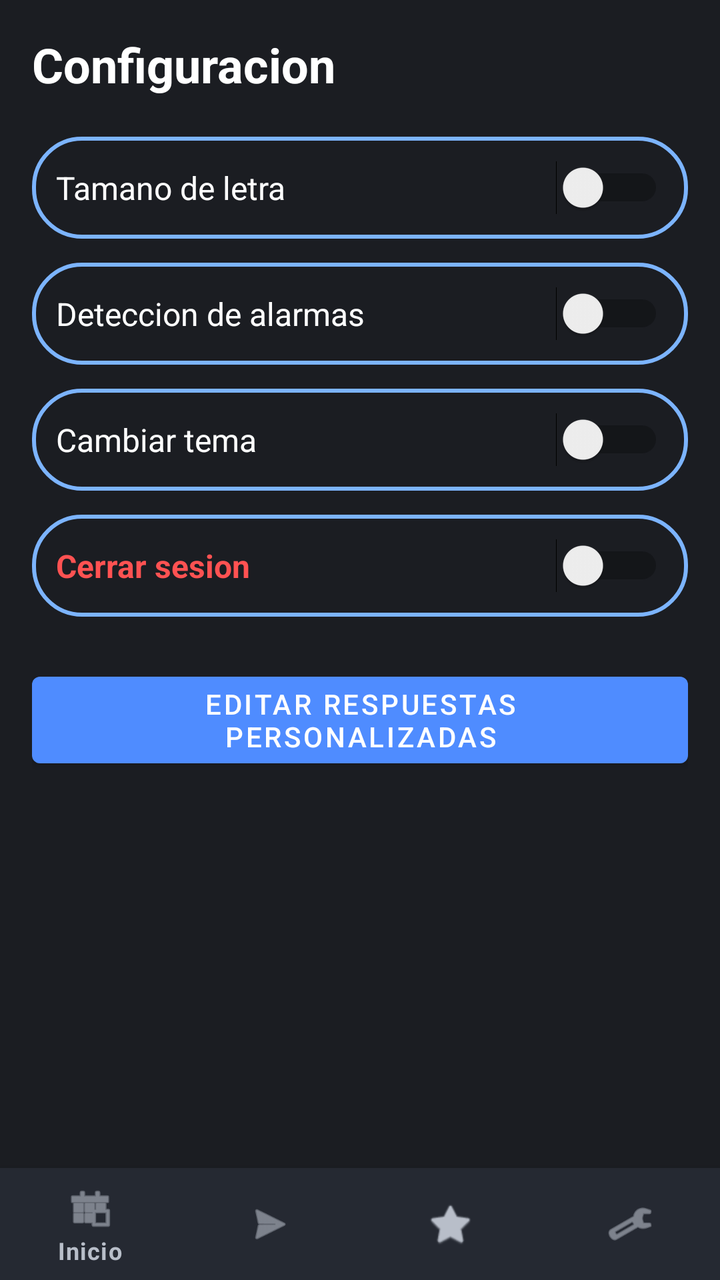
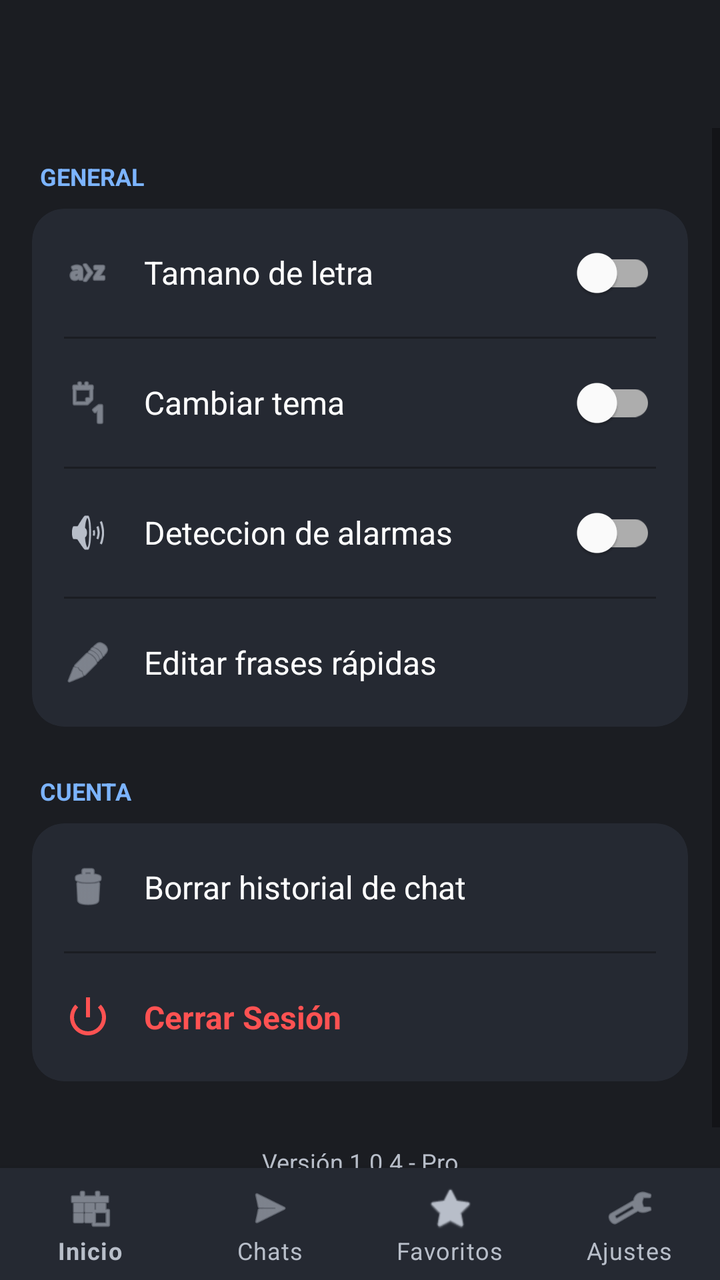

Two renders of the same Android screen: before a commit and after it. Below are the layout's source before the change and the commit's diff.
<!-- AndroidManifest.xml: activity theme Theme.Speak2Read -->
<!-- res/layout/activity_settings.xml -->
<?xml version="1.0" encoding="utf-8"?>
<RelativeLayout xmlns:android="http://schemas.android.com/apk/res/android"
    xmlns:app="http://schemas.android.com/apk/res-auto"
    android:layout_width="match_parent"
    android:layout_height="match_parent"
    android:background="@color/s2r_background">

    <ScrollView
        android:layout_width="match_parent"
        android:layout_height="match_parent"
        android:layout_above="@id/bottom_navigation">

        <LinearLayout
            android:layout_width="match_parent"
            android:layout_height="wrap_content"
            android:orientation="vertical"
            android:padding="16dp">

            <TextView
                android:id="@+id/tvSettingsTitle"
                android:layout_width="wrap_content"
                android:layout_height="wrap_content"
                android:text="@string/settings_title"
                android:textColor="@color/s2r_text_primary"
                android:textSize="24sp"
                android:textStyle="bold" />

            <LinearLayout
                android:layout_width="match_parent"
                android:layout_height="wrap_content"
                android:layout_marginTop="20dp"
                android:background="@drawable/bg_quick_reply_card"
                android:gravity="center_vertical"
                android:orientation="horizontal"
                android:padding="12dp">

                <TextView
                    android:layout_width="0dp"
                    android:layout_height="wrap_content"
                    android:layout_weight="1"
                    android:text="@string/switch_tamano_letra"
                    android:textColor="@color/s2r_text_primary"
                    android:textSize="16sp" />

                <Switch
                    android:id="@+id/swFontSize"
                    android:layout_width="wrap_content"
                    android:layout_height="wrap_content" />
            </LinearLayout>

            <LinearLayout
                android:layout_width="match_parent"
                android:layout_height="wrap_content"
                android:layout_marginTop="12dp"
                android:background="@drawable/bg_quick_reply_card"
                android:gravity="center_vertical"
                android:orientation="horizontal"
                android:padding="12dp">

                <TextView
                    android:layout_width="0dp"
                    android:layout_height="wrap_content"
                    android:layout_weight="1"
                    android:text="@string/switch_deteccion_alarmas"
                    android:textColor="@color/s2r_text_primary"
                    android:textSize="16sp" />

                <Switch
                    android:id="@+id/swAlarmDetection"
                    android:layout_width="wrap_content"
                    android:layout_height="wrap_content" />
            </LinearLayout>

            <LinearLayout
                android:layout_width="match_parent"
                android:layout_height="wrap_content"
                android:layout_marginTop="12dp"
                android:background="@drawable/bg_quick_reply_card"
                android:gravity="center_vertical"
                android:orientation="horizontal"
                android:padding="12dp">

                <TextView
                    android:layout_width="0dp"
                    android:layout_height="wrap_content"
                    android:layout_weight="1"
                    android:text="@string/switch_cambiar_tema"
                    android:textColor="@color/s2r_text_primary"
                    android:textSize="16sp" />

                <Switch
                    android:id="@+id/swTheme"
                    android:layout_width="wrap_content"
                    android:layout_height="wrap_content" />
            </LinearLayout>

            <LinearLayout
                android:layout_width="match_parent"
                android:layout_height="wrap_content"
                android:layout_marginTop="12dp"
                android:background="@drawable/bg_quick_reply_card"
                android:gravity="center_vertical"
                android:orientation="horizontal"
                android:padding="12dp">

                <TextView
                    android:layout_width="0dp"
                    android:layout_height="wrap_content"
                    android:layout_weight="1"
                    android:text="@string/switch_cerrar_sesion"
                    android:textColor="@color/s2r_alert"
                    android:textSize="16sp"
                    android:textStyle="bold" />

                <Switch
                    android:id="@+id/swLogout"
                    android:layout_width="wrap_content"
                    android:layout_height="wrap_content" />
            </LinearLayout>

            <Button
                android:id="@+id/btnCustomReplies"
                android:layout_width="match_parent"
                android:layout_height="wrap_content"
                android:layout_marginTop="24dp"
                android:text="Editar respuestas personalizadas" />
        </LinearLayout>
    </ScrollView>

    <com.google.android.material.bottomnavigation.BottomNavigationView
        android:id="@+id/bottom_navigation"
        android:layout_width="match_parent"
        android:layout_height="wrap_content"
        android:layout_alignParentBottom="true"
        android:background="@color/s2r_surface"
        app:itemIconTint="@color/s2r_text_secondary"
        app:itemTextColor="@color/s2r_text_secondary"
        app:menu="@menu/bottom_nav_menu" />

</RelativeLayout>
<!-- resources referenced by this layout -->
<resources>
  <color name="s2r_alert">#FF5252</color>
  <color name="s2r_background">#1B1D22</color>
  <color name="s2r_surface">#252932</color>
  <color name="s2r_text_primary">#FFFFFF</color>
  <color name="s2r_text_secondary">#B8BEC9</color>
  <!-- drawable bg_quick_reply_card (drawable) -->
  <?xml version="1.0" encoding="utf-8"?>
  <shape xmlns:android="http://schemas.android.com/apk/res/android">
      <solid android:color="@android:color/transparent"/>
      <corners android:radius="24dp"/>
      <stroke
          android:width="2dp"
          android:color="@color/s2r_accent"/>
  </shape>
  <string name="settings_title">Configuracion</string>
  <string name="switch_cambiar_tema">Cambiar tema</string>
  <string name="switch_cerrar_sesion">Cerrar sesion</string>
  <string name="switch_deteccion_alarmas">Deteccion de alarmas</string>
  <string name="switch_tamano_letra">Tamano de letra</string>
  <style name="Theme.Speak2Read" parent="Theme.MaterialComponents.DayNight.NoActionBar">
          <item name="colorPrimary">@color/s2r_bubble_usuario</item>
          <item name="colorPrimaryVariant">@color/s2r_bubble_usuario</item>
          <item name="colorOnPrimary">@color/white</item>
          <item name="android:windowBackground">@color/s2r_background</item>
          <item name="android:colorBackground">@color/s2r_background</item>
          <item name="android:textColorPrimary">@color/s2r_text_primary</item>
          <item name="android:textColor">@color/s2r_text_primary</item>
      </style>
  <color name="s2r_accent">#7CB4FF</color>
  <color name="s2r_bubble_usuario">#4F8CFF</color>
  <color name="white">#FFFFFFFF</color>
</resources>

<!-- the commit's change to res/layout/activity_settings.xml (unified diff, before → after) -->
@@ -5,9 +5,18 @@
     android:layout_height="match_parent"
     android:background="@color/s2r_background">
 
+    <Toolbar
+        android:id="@+id/toolbarSettings"
+        android:layout_width="match_parent"
+        android:layout_height="64dp"
+        android:background="@color/s2r_background"
+        app:title="@string/settings_title"
+        app:titleTextColor="@color/s2r_text_primary" />
+
     <ScrollView
         android:layout_width="match_parent"
         android:layout_height="match_parent"
+        android:layout_below="@id/toolbarSettings"
         android:layout_above="@id/bottom_navigation">
 
         <LinearLayout
@@ -16,114 +25,226 @@
             android:orientation="vertical"
             android:padding="16dp">
 
+            
             <TextView
-                android:id="@+id/tvSettingsTitle"
                 android:layout_width="wrap_content"
                 android:layout_height="wrap_content"
-                android:text="@string/settings_title"
-                android:textColor="@color/s2r_text_primary"
-                android:textSize="24sp"
-                android:textStyle="bold" />
-
-            <LinearLayout
+                android:text="@string/settings_category_general"
+                android:textColor="@color/s2r_accent"
+                android:textSize="12sp"
+                android:textStyle="bold"
+                android:textAllCaps="true"
+                android:layout_marginBottom="8dp"
+                android:layout_marginStart="4dp"/>
+
+            <com.google.android.material.card.MaterialCardView
                 android:layout_width="match_parent"
                 android:layout_height="wrap_content"
-                android:layout_marginTop="20dp"
-                android:background="@drawable/bg_quick_reply_card"
-                android:gravity="center_vertical"
-                android:orientation="horizontal"
-                android:padding="12dp">
-
-                <TextView
-                    android:layout_width="0dp"
+                app:cardBackgroundColor="@color/s2r_surface"
+                app:cardCornerRadius="16dp"
+                app:cardElevation="0dp"
+                android:layout_marginBottom="24dp">
+
+                <LinearLayout
+                    android:layout_width="match_parent"
                     android:layout_height="wrap_content"
-                    android:layout_weight="1"
-                    android:text="@string/switch_tamano_letra"
-                    android:textColor="@color/s2r_text_primary"
-                    android:textSize="16sp" />
-
-                <Switch
-                    android:id="@+id/swFontSize"
-                    android:layout_width="wrap_content"
-                    android:layout_height="wrap_content" />
-            </LinearLayout>
-
-            <LinearLayout
+                    android:orientation="vertical">
+
+                    
+                    <LinearLayout
+                        android:layout_width="match_parent"
+                        android:layout_height="64dp"
+                        android:gravity="center_vertical"
+                        android:paddingHorizontal="16dp">
+                        <ImageView
+                            android:layout_width="24dp"
+                            android:layout_height="24dp"
+                            android:src="@android:drawable/ic_menu_sort_alphabetically"
+                            app:tint="@color/s2r_text_secondary"/>
+                        <TextView
+                            android:layout_width="0dp"
+                            android:layout_height="wrap_content"
+                            android:layout_weight="1"
+                            android:layout_marginStart="16dp"
+                            android:text="@string/switch_tamano_letra"
+                            android:textColor="@color/s2r_text_primary"
+                            android:textSize="16sp" />
+                        <com.google.android.material.switchmaterial.SwitchMaterial
+                            android:id="@+id/swFontSize"
+                            android:layout_width="wrap_content"
+                            android:layout_height="wrap_content" />
+                    </LinearLayout>
+
+                    <View android:layout_width="match_parent" android:layout_height="1dp" android:background="@color/s2r_background" android:layout_marginHorizontal="16dp"/>
+
+                    
+                    <LinearLayout
+                        android:layout_width="match_parent"
+                        android:layout_height="64dp"
+                        android:gravity="center_vertical"
+                        android:paddingHorizontal="16dp">
+                        <ImageView
+                            android:layout_width="24dp"
+                            android:layout_height="24dp"
+                            android:src="@android:drawable/ic_menu_day"
+                            app:tint="@color/s2r_text_secondary"/>
+                        <TextView
+                            android:layout_width="0dp"
+                            android:layout_height="wrap_content"
+                            android:layout_weight="1"
+                            android:layout_marginStart="16dp"
+                            android:text="@string/switch_cambiar_tema"
+                            android:textColor="@color/s2r_text_primary"
+                            android:textSize="16sp" />
+                        <com.google.android.material.switchmaterial.SwitchMaterial
+                            android:id="@+id/swTheme"
+                            android:layout_width="wrap_content"
+                            android:layout_height="wrap_content" />
+                    </LinearLayout>
+
+                    <View android:layout_width="match_parent" android:layout_height="1dp" android:background="@color/s2r_background" android:layout_marginHorizontal="16dp"/>
+
+                    
+                    <LinearLayout
+                        android:layout_width="match_parent"
+                        android:layout_height="64dp"
+                        android:gravity="center_vertical"
+                        android:paddingHorizontal="16dp">
+                        <ImageView
+                            android:layout_width="24dp"
+                            android:layout_height="24dp"
+                            android:src="@android:drawable/ic_lock_silent_mode_off"
+                            app:tint="@color/s2r_text_secondary"/>
+                        <TextView
+                            android:layout_width="0dp"
+                            android:layout_height="wrap_content"
+                            android:layout_weight="1"
+                            android:layout_marginStart="16dp"
+                            android:text="@string/switch_deteccion_alarmas"
+                            android:textColor="@color/s2r_text_primary"
+                            android:textSize="16sp" />
+                        <com.google.android.material.switchmaterial.SwitchMaterial
+                            android:id="@+id/swAlarmDetection"
+                            android:layout_width="wrap_content"
+                            android:layout_height="wrap_content" />
+                    </LinearLayout>
+
+                    <View android:layout_width="match_parent" android:layout_height="1dp" android:background="@color/s2r_background" android:layout_marginHorizontal="16dp"/>
+
+                    
+                    <LinearLayout
+                        android:id="@+id/btnCustomRepliesLayout"
+                        android:layout_width="match_parent"
+                        android:layout_height="64dp"
+                        android:gravity="center_vertical"
+                        android:paddingHorizontal="16dp"
+                        android:clickable="true"
+                        android:focusable="true"
+                        android:background="?attr/selectableItemBackground">
+                        <ImageView
+                            android:layout_width="24dp"
+                            android:layout_height="24dp"
+                            android:src="@android:drawable/ic_menu_edit"
+                            app:tint="@color/s2r_text_secondary"/>
+                        <TextView
+                            android:layout_width="match_parent"
+                            android:layout_height="wrap_content"
+                            android:layout_marginStart="16dp"
+                            android:text="Editar frases rápidas"
+                            android:textColor="@color/s2r_text_primary"
+                            android:textSize="16sp" />
+                    </LinearLayout>
+                </LinearLayout>
+            </com.google.android.material.card.MaterialCardView>
+
+            
+            <TextView
+                android:layout_width="wrap_content"
+                android:layout_height="wrap_content"
+                android:text="@string/settings_category_account"
+                android:textColor="@color/s2r_accent"
+                android:textSize="12sp"
+                android:textStyle="bold"
+                android:textAllCaps="true"
+                android:layout_marginBottom="8dp"
+                android:layout_marginStart="4dp"/>
+
+            <com.google.android.material.card.MaterialCardView
                 android:layout_width="match_parent"
                 android:layout_height="wrap_content"
-                android:layout_marginTop="12dp"
-                android:background="@drawable/bg_quick_reply_card"
-                android:gravity="center_vertical"
-                android:orientation="horizontal"
-                android:padding="12dp">
-
-                <TextView
-                    android:layout_width="0dp"
+                app:cardBackgroundColor="@color/s2r_surface"
+                app:cardCornerRadius="16dp"
+                app:cardElevation="0dp"
+                android:layout_marginBottom="24dp">
+
+                <LinearLayout
+                    android:layout_width="match_parent"
                     android:layout_height="wrap_content"
-                    android:layout_weight="1"
-                    android:text="@string/switch_deteccion_alarmas"
-                    android:textColor="@color/s2r_text_primary"
-                    android:textSize="16sp" />
-
-                <Switch
-                    android:id="@+id/swAlarmDetection"
-                    android:layout_width="wrap_content"
-                    android:layout_height="wrap_content" />
-            </LinearLayout>
-
-            <LinearLayout
+                    android:orientation="vertical">
+
+                    
+                    <LinearLayout
+                        android:id="@+id/btnClearHistoryLayout"
+                        android:layout_width="match_parent"
+                        android:layout_height="64dp"
+                        android:gravity="center_vertical"
+                        android:paddingHorizontal="16dp"
+                        android:clickable="true"
+                        android:focusable="true"
+                        android:background="?attr/selectableItemBackground">
+                        <ImageView
+                            android:layout_width="24dp"
+                            android:layout_height="24dp"
+                            android:src="@android:drawable/ic_menu_delete"
+                            app:tint="@color/s2r_text_secondary"/>
+                        <TextView
+                            android:layout_width="match_parent"
+                            android:layout_height="wrap_content"
+                            android:layout_marginStart="16dp"
+                            android:text="@string/settings_clear_history"
+                            android:textColor="@color/s2r_text_primary"
+                            android:textSize="16sp" />
+                    </LinearLayout>
+
+                    <View android:layout_width="match_parent" android:layout_height="1dp" android:background="@color/s2r_background" android:layout_marginHorizontal="16dp"/>
+
+                    
+                    <LinearLayout
+                        android:id="@+id/btnLogoutLayout"
+                        android:layout_width="match_parent"
+                        android:layout_height="64dp"
+                        android:gravity="center_vertical"
+                        android:paddingHorizontal="16dp"
+                        android:clickable="true"
+                        android:focusable="true"
+                        android:background="?attr/selectableItemBackground">
+                        <ImageView
+                            android:layout_width="24dp"
+                            android:layout_height="24dp"
+                            android:src="@android:drawable/ic_lock_power_off"
+                            app:tint="@color/s2r_alert"/>
+                        <TextView
+                            android:layout_width="match_parent"
+                            android:layout_height="wrap_content"
+                            android:layout_marginStart="16dp"
+                            android:text="@string/settings_logout_btn"
+                            android:textColor="@color/s2r_alert"
+                            android:textSize="16sp"
+                            android:textStyle="bold" />
+                    </LinearLayout>
+                </LinearLayout>
+            </com.google.android.material.card.MaterialCardView>
+
+            
+            <TextView
                 android:layout_width="match_parent"
                 android:layout_height="wrap_content"
-                android:layout_marginTop="12dp"
-                android:background="@drawable/bg_quick_reply_card"
-                android:gravity="center_vertical"
-                android:orientation="horizontal"
-                android:padding="12dp">
-
-                <TextView
-                    android:layout_width="0dp"
-                    android:layout_height="wrap_content"
-                    android:layout_weight="1"
-                    android:text="@string/switch_cambiar_tema"
-                    android:textColor="@color/s2r_text_primary"
-                    android:textSize="16sp" />
-
-                <Switch
-                    android:id="@+id/swTheme"
-                    android:layout_width="wrap_content"
-                    android:layout_height="wrap_content" />
-            </LinearLayout>
-
-            <LinearLayout
-                android:layout_width="match_parent"
-                android:layout_height="wrap_content"
-                android:layout_marginTop="12dp"
-                android:background="@drawable/bg_quick_reply_card"
-                android:gravity="center_vertical"
-                android:orientation="horizontal"
-                android:padding="12dp">
-
-                <TextView
-                    android:layout_width="0dp"
-                    android:layout_height="wrap_content"
-                    android:layout_weight="1"
-                    android:text="@string/switch_cerrar_sesion"
-                    android:textColor="@color/s2r_alert"
-                    android:textSize="16sp"
-                    android:textStyle="bold" />
-
-                <Switch
-                    android:id="@+id/swLogout"
-                    android:layout_width="wrap_content"
-                    android:layout_height="wrap_content" />
-            </LinearLayout>
-
-            <Button
-                android:id="@+id/btnCustomReplies"
-                android:layout_width="match_parent"
-                android:layout_height="wrap_content"
-                android:layout_marginTop="24dp"
-                android:text="Editar respuestas personalizadas" />
+                android:gravity="center"
+                android:text="@string/settings_app_version"
+                android:textColor="@color/s2r_text_secondary"
+                android:textSize="12sp"
+                android:layout_marginTop="8dp"/>
+
         </LinearLayout>
     </ScrollView>
 
@@ -135,6 +256,7 @@
         android:background="@color/s2r_surface"
         app:itemIconTint="@color/s2r_text_secondary"
         app:itemTextColor="@color/s2r_text_secondary"
+        app:labelVisibilityMode="labeled"
         app:menu="@menu/bottom_nav_menu" />
 
 </RelativeLayout>
<!-- resource entries referenced after the edit -->
@@ -5,18 +5,13 @@
   <color name="s2r_surface">#252932</color>
   <color name="s2r_text_primary">#FFFFFF</color>
   <color name="s2r_text_secondary">#B8BEC9</color>
-  <!-- drawable bg_quick_reply_card (drawable) -->
-  <?xml version="1.0" encoding="utf-8"?>
-  <shape xmlns:android="http://schemas.android.com/apk/res/android">
-      <solid android:color="@android:color/transparent"/>
-      <corners android:radius="24dp"/>
-      <stroke
-          android:width="2dp"
-          android:color="@color/s2r_accent"/>
-  </shape>
+  <string name="settings_app_version">Versión 1.0.4 - Pro</string>
+  <string name="settings_category_account">Cuenta</string>
+  <string name="settings_category_general">General</string>
+  <string name="settings_clear_history">Borrar historial de chat</string>
+  <string name="settings_logout_btn">Cerrar Sesión</string>
   <string name="settings_title">Configuracion</string>
   <string name="switch_cambiar_tema">Cambiar tema</string>
-  <string name="switch_cerrar_sesion">Cerrar sesion</string>
   <string name="switch_deteccion_alarmas">Deteccion de alarmas</string>
   <string name="switch_tamano_letra">Tamano de letra</string>
   <style name="Theme.Speak2Read" parent="Theme.MaterialComponents.DayNight.NoActionBar">
